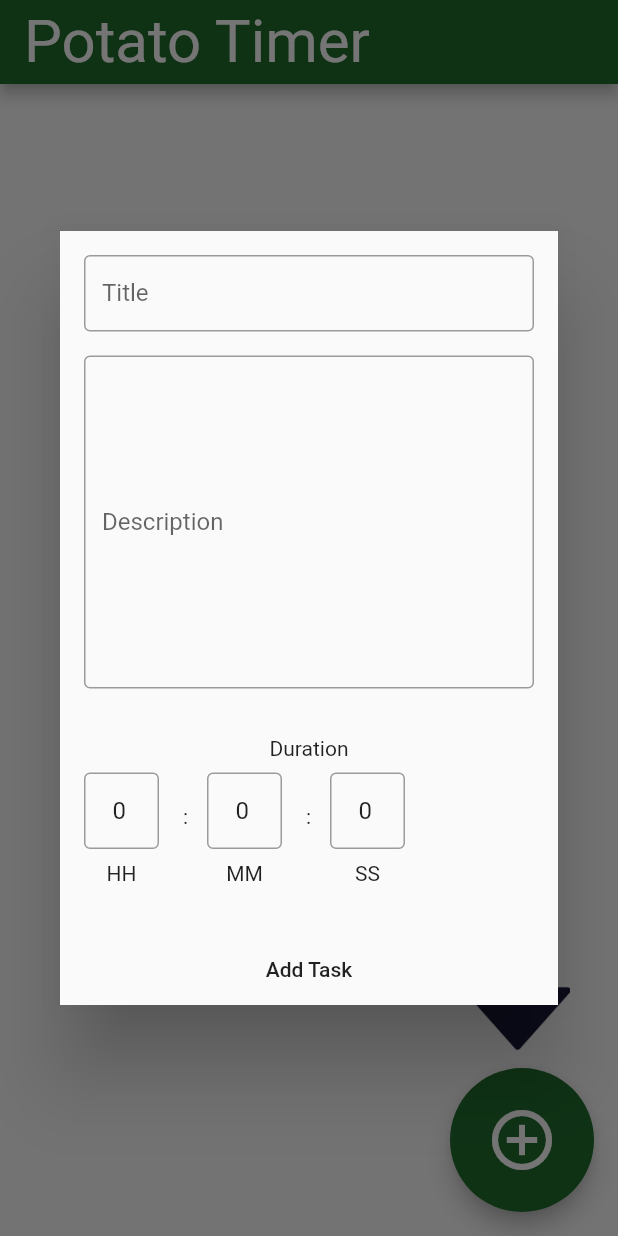
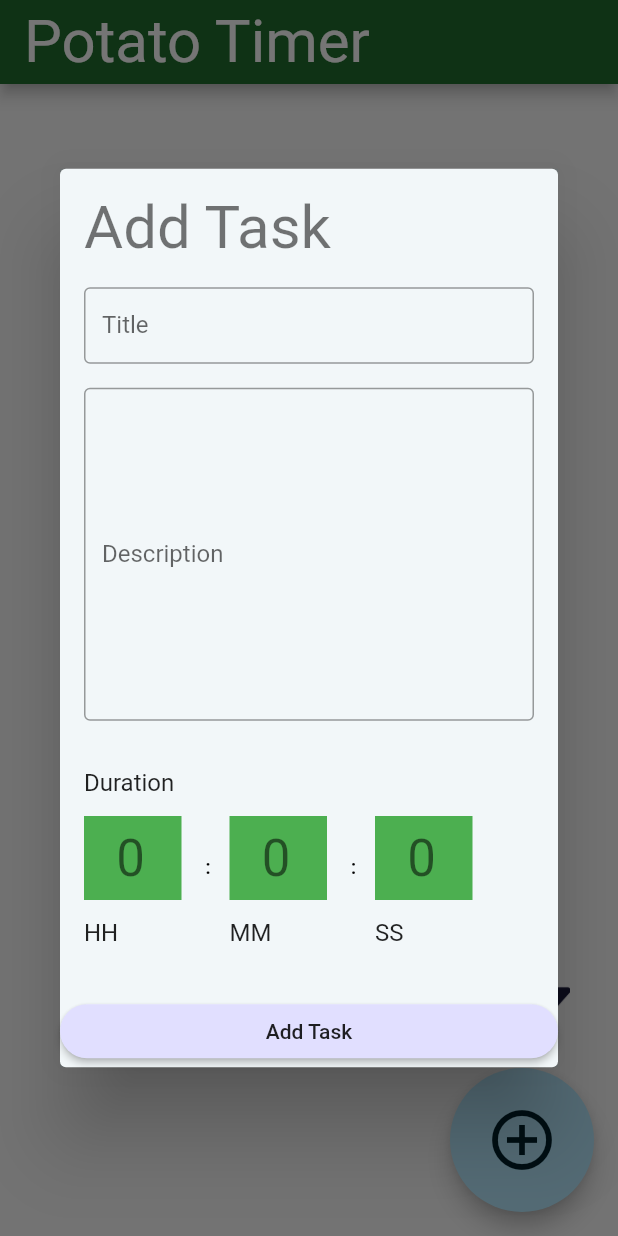
Before and after one commit to burhanrashid52/ipotato_timer, a Flutter app: the screen it shows after launch, after a tap on the "add circle outline" icon, on a phone screen of 412 x 824 dp. Run offline on Flutter 3.47's test engine with Material 2 defaults, Android fonts, the phone set to English and light mode, and no system bars; our stand-ins replace audioplayers, clock, drift, freezed_annotation, get_it; accounts and stored records are empty; generated files the repository leaves out were written again.

Commit message:
Material 3 theme updates

```diff
--- a/lib/add_task/add_task.dart
+++ b/lib/add_task/add_task.dart
@@ -11,8 +11,11 @@ class AddTaskPage extends StatefulWidget {
   static Future<void> launchDialog(BuildContext context) {
     return showDialog(
       context: context,
-      builder: (_) => const Dialog(
-        child: AddTaskPage(),
+      builder: (_) => const Scaffold(
+        backgroundColor: Colors.transparent,
+        body: Dialog(
+          child: AddTaskPage(),
+        ),
       ),
     );
   }
@@ -30,6 +33,7 @@ class _AddTaskPageState extends State<AddTaskPage> {
   Widget build(BuildContext context) {
     return SingleChildScrollView(
       child: Material(
+        color: context.theme.colorScheme.surface,
         child: IntrinsicHeight(
           child: Column(
             crossAxisAlignment: CrossAxisAlignment.stretch,
@@ -37,7 +41,13 @@ class _AddTaskPageState extends State<AddTaskPage> {
               Padding(
                 padding: const EdgeInsets.all(16.0),
                 child: Column(
+                  crossAxisAlignment: CrossAxisAlignment.stretch,
                   children: [
+                    Text(
+                      'Add Task',
+                      style: context.theme.textTheme.headlineLarge,
+                    ),
+                    const SizedBox(height: 16),
                     TextField(
                       key: const ValueKey('text_field_title'),
                       decoration: const InputDecoration(
@@ -61,7 +71,10 @@ class _AddTaskPageState extends State<AddTaskPage> {
                           setState(() => _description = value),
                     ),
                     const SizedBox(height: 32),
-                    const Text('Duration'),
+                    Text(
+                      'Duration',
+                      style: context.theme.textTheme.titleMedium,
+                    ),
                     const SizedBox(height: 8),
                     DurationSelector(
                       onDurationChanged: (value) =>
@@ -72,6 +85,8 @@ class _AddTaskPageState extends State<AddTaskPage> {
               ),
               const SizedBox(height: 16),
               MaterialButton(
+                key: const ValueKey('btn_add_task'),
+                color: context.theme.colorScheme.tertiaryContainer,
                 onPressed: () {
                   final task = _buildTask();
                   final (:isValid, :errMsg) = repository.validate(task);
--- a/lib/add_task/widgets/duration_selector.dart
+++ b/lib/add_task/widgets/duration_selector.dart
@@ -1,5 +1,6 @@
 import 'package:flutter/material.dart';
 import 'package:flutter/services.dart';
+import 'package:ipotato_timer/util/app_extension.dart';
 
 class DurationSelector extends StatefulWidget {
   const DurationSelector({
@@ -27,21 +28,23 @@ class _DurationSelectorState extends State<DurationSelector> {
       crossAxisAlignment: CrossAxisAlignment.center,
       children: [
         _buildDurationField('HH', _hoursController),
-        const SizedBox(
+        SizedBox(
           width: 32,
           height: 32,
           child: Text(
             " : ",
             textAlign: TextAlign.center,
+            style: context.theme.textTheme.titleSmall,
           ),
         ),
         _buildDurationField('MM', _minutesController),
-        const SizedBox(
+        SizedBox(
           width: 32,
           height: 32,
           child: Text(
             " : ",
             textAlign: TextAlign.center,
+            style: context.theme.textTheme.titleSmall,
           ),
         ),
         _buildDurationField('SS', _secondsController),
@@ -51,28 +54,38 @@ class _DurationSelectorState extends State<DurationSelector> {
 
   Widget _buildDurationField(String label, TextEditingController controller) {
     return Column(
-      mainAxisSize: MainAxisSize.min,
+      mainAxisSize: MainAxisSize.max,
+      crossAxisAlignment: CrossAxisAlignment.start,
       children: [
         SizedBox(
-          width: 50,
+          width: 65,
+          height: 65,
+          child: Center(
             child: TextField(
               key: ValueKey('text_field_$label'),
               controller: controller,
               keyboardType: TextInputType.number,
-            textAlign: TextAlign.center,
               inputFormatters: [
                 _DurationRangeFormatter(),
                 FilteringTextInputFormatter.digitsOnly,
               ],
-            decoration: const InputDecoration(
-              border: OutlineInputBorder(),
+              decoration: InputDecoration(
+                fillColor: context.theme.colorScheme.secondaryContainer,
+                filled: true,
                 isDense: true,
+                border: InputBorder.none,
               ),
+              textAlign: TextAlign.center,
+              style: context.theme.textTheme.headlineMedium,
               onChanged: (_) => widget.onDurationChanged(_buildDuration()),
             ),
           ),
+        ),
         const SizedBox(height: 8),
-        Text(label),
+        Text(
+          label,
+          style: context.theme.textTheme.titleMedium,
+        ),
       ],
     );
   }
--- a/lib/home/task_list_page.dart
+++ b/lib/home/task_list_page.dart
@@ -63,7 +63,6 @@ class TaskCard extends StatelessWidget {
   @override
   Widget build(BuildContext context) {
     final child = Card(
-      color: context.theme.colorScheme.surface,
       child: Column(
         crossAxisAlignment: CrossAxisAlignment.stretch,
         children: [
@@ -100,7 +99,7 @@ class TaskCard extends StatelessWidget {
           if (task.isFinished) ...[
             const SizedBox(height: 4.0),
             MaterialButton(
-              color: context.theme.colorScheme.onTertiaryContainer,
+              color: context.theme.colorScheme.tertiaryContainer,
               child: const Text('MARK COMPLETE'),
               onPressed: () => repository.deleteTask(task.id),
             ),
@@ -198,14 +197,13 @@ class TaskTimerToggle extends StatelessWidget {
     return Padding(
       padding: const EdgeInsets.all(4.0),
       child: Container(
-        width: 24.0,
-        height: 24.0,
+        width: 32.0,
+        height: 32.0,
         decoration: BoxDecoration(
           color: context.theme.colorScheme.tertiary,
           borderRadius: BorderRadius.circular(8.0),
         ),
         child: IconButton(
-          color: context.theme.colorScheme.surface,
           padding: EdgeInsets.zero,
           icon: Icon(iconData),
           onPressed: onPressed,
@@ -256,11 +254,13 @@ class AddTaskFloatingButton extends StatelessWidget {
   @override
   Widget build(BuildContext context) {
     final child = FloatingActionButton.large(
+      backgroundColor: context.theme.colorScheme.primaryContainer,
       onPressed: () => AddTaskPage.launchDialog(context),
       tooltip: 'Add task',
-      child: const Icon(
+      child: Icon(
         Icons.add_circle_outline,
         size: 48,
+        color: context.theme.colorScheme.onPrimaryContainer,
       ),
     );
     if (showHint) {
--- a/lib/main.dart
+++ b/lib/main.dart
@@ -54,24 +54,36 @@ class MyApp extends StatelessWidget {
 
   ThemeData _buildAppThemeData() {
     const primaryColor = Color(0xFF006782);
+    const primaryContainer = Color(0xFFB6EAFF);
+    const onPrimaryContainer = Color(0xFF001F2A);
     const secondaryColor = Color(0xFF216C2E);
     const tertiaryContainer = Color(0xFFE1DFFF);
+    const tertiary = Color(0xFF5B5B7D);
+    const white = Color(0xFFFFFFFF);
+    final surface = primaryColor.withOpacity(0.05);
+    var colorScheme = ColorScheme.fromSwatch(
+      primarySwatch: Colors.green,
+      cardColor: surface,
+    );
     return ThemeData(
       primaryColor: primaryColor,
       secondaryHeaderColor: secondaryColor,
       appBarTheme: const AppBarTheme(
         backgroundColor: secondaryColor,
       ),
-      colorScheme: ColorScheme.fromSwatch(
-        primarySwatch: Colors.green,
-        cardColor: const Color(0xFFFBFCFE),
-      ).copyWith(
-        tertiary: const Color(0xFF5B5B7D),
+      colorScheme: colorScheme.copyWith(
+        tertiary: tertiary,
         tertiaryContainer: tertiaryContainer,
-        surface: const Color(0xFFFBFCFE),
+        surface: surface,
         primary: primaryColor,
+        primaryContainer: primaryContainer,
+        onPrimaryContainer: onPrimaryContainer,
         secondary: secondaryColor,
-        onSecondary: const Color(0xFFFFFFFF),
+        onSecondary: white,
+        background: surface,
+      ),
+      cardTheme: CardTheme(
+        color: surface,
       ),
       buttonTheme: ButtonThemeData(
         shape: RoundedRectangleBorder(
@@ -80,7 +92,8 @@ class MyApp extends StatelessWidget {
         buttonColor: tertiaryContainer,
       ),
       iconTheme: const IconThemeData(
-        size: 18,
+        size: 24,
+        color: white,
       ),
     );
   }
```
Also changed, not shown: 1 other file. Lines whose indentation alone changed are shown as unchanged.
